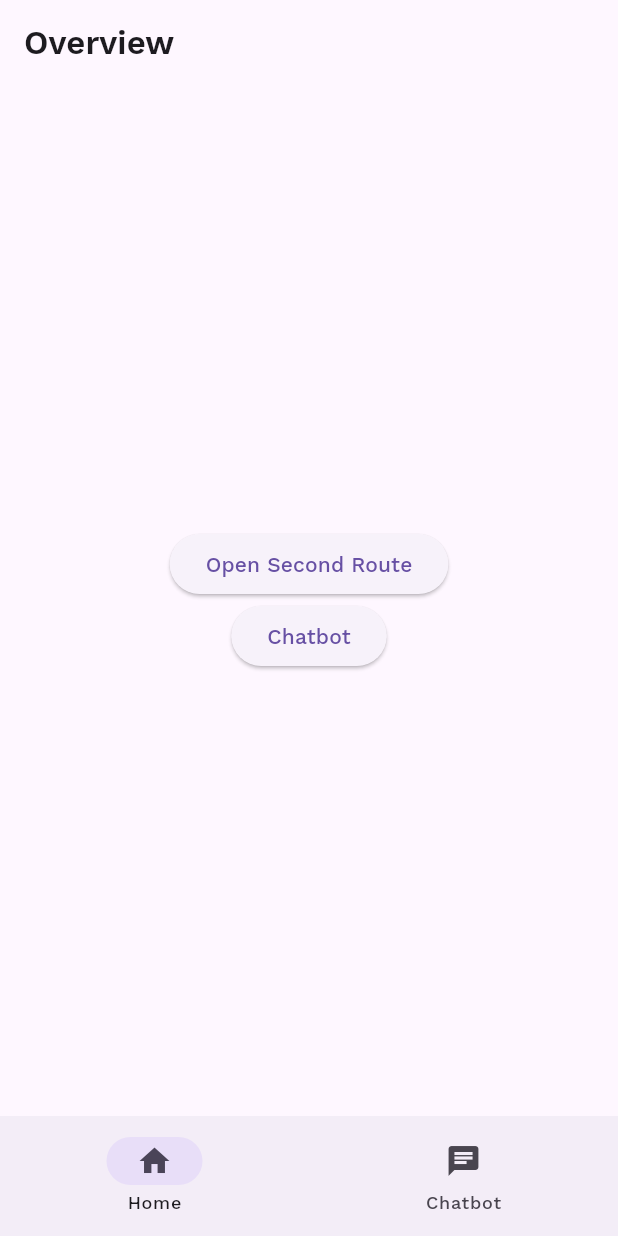
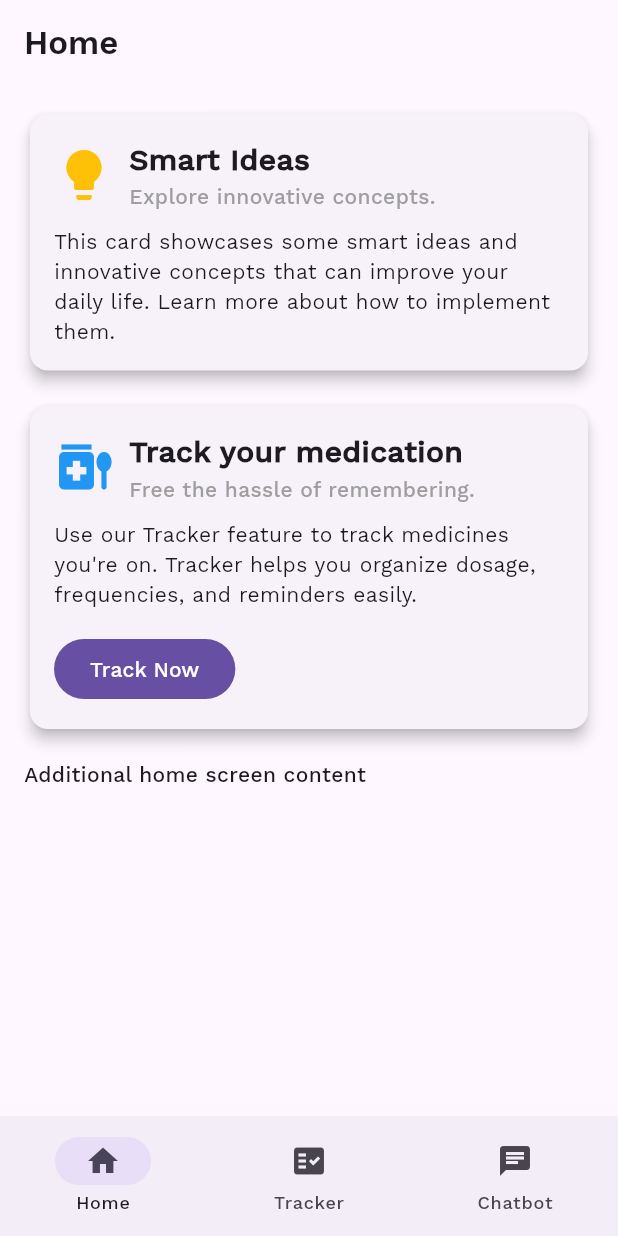
Before and after one commit to andergisomon/the-interns, a Flutter app: the screen it shows after launch, on a phone screen of 412 x 824 dp. Run offline on Flutter 3.47's test engine with Material 3 defaults, Android fonts, the phone set to English and light mode, and no system bars; our stand-ins replace flutter_markdown, loading_animation_widget, shared_preferences.

Commit message:
One last push before leaving branch stale

```diff
--- a/flutter_application_1/lib/home_screen.dart
+++ b/flutter_application_1/lib/home_screen.dart
@@ -8,29 +8,111 @@ class HomeScreen extends StatelessWidget {
   @override
   Widget build(BuildContext context) {
     return Scaffold(
-      appBar: AppBar(title: const Text('Overview')),
-      body: Center(
+      appBar: AppBar(
+        title: const Text('Home'),
+      ),
+      body: SingleChildScrollView(
+        padding: const EdgeInsets.all(16.0),
         child: Column(
-          mainAxisAlignment: MainAxisAlignment.center,
-          children: [
-            ElevatedButton(
-              child: const Text('Open Second Route'),
-              onPressed: () {
-                Navigator.push(
-                  context,
-                  MaterialPageRoute(builder: (context) => const SecondRoute()),
-                );
-              },
+          crossAxisAlignment: CrossAxisAlignment.stretch,
+          children: <Widget>[
+            Card(
+              elevation: 4,
+              child: Padding(
+                padding: const EdgeInsets.all(16.0),
+                child: Column(
+                  crossAxisAlignment: CrossAxisAlignment.start,
+                  children: <Widget>[
+                    Row(
+                      children: [
+                        const Icon(Icons.lightbulb, size: 40, color: Colors.amber),
+                        const SizedBox(width: 10),
+                        Expanded(
+                          child: Column(
+                            crossAxisAlignment: CrossAxisAlignment.start,
+                            children: const [
+                              Text(
+                                'Smart Ideas',
+                                style: TextStyle(
+                                  fontSize: 20,
+                                  fontWeight: FontWeight.bold,
+                                ),
+                              ),
+                              Text(
+                                'Explore innovative concepts.',
+                                style: TextStyle(fontSize: 14, color: Colors.grey),
+                              ),
+                            ],
+                          ),
+                        ),
+                      ],
+                    ),
+                    const SizedBox(height: 10),
+                    const Text(
+                      'This card showcases some smart ideas and innovative concepts that can improve your daily life. Learn more about how to implement them.',
+                      style: TextStyle(fontSize: 14, fontFamily: 'Work Sans'),
+                    ),
+                  ],
+                ),
+              ),
             ),
-            ElevatedButton(
-              child: const Text('Chatbot'),
-              onPressed: () {
-                Navigator.push(
-                  context,
-                  MaterialPageRoute(builder: (context) => const ChatbotScreen()),
-                );
-              },
+            const SizedBox(height: 16),
+           Card(
+              elevation: 4,
+              child: Padding(
+                padding: const EdgeInsets.all(16.0),
+                child: Column(
+                  crossAxisAlignment: CrossAxisAlignment.start,
+                  children: <Widget>[
+                    Row(
+                      children: [
+                        const Icon(Icons.medication_liquid, size: 40, color: Colors.blue),
+                        const SizedBox(width: 10),
+                        Expanded(
+                          child: Column(
+                            crossAxisAlignment: CrossAxisAlignment.start,
+                            children: const [
+                              Text(
+                                'Track your medication',
+                                style: TextStyle(
+                                  fontSize: 20,
+                                  fontWeight: FontWeight.bold,
+                                ),
+                              ),
+                              Text(
+                                'Free the hassle of remembering.',
+                                style: TextStyle(fontSize: 14, color: Colors.grey),
+                              ),
+                            ],
+                          ),
+                        ),
+                      ],
+                    ),
+                    const SizedBox(height: 10),
+                    const Text(
+                      "Use our Tracker feature to track medicines you're on. Tracker helps you organize dosage, frequencies, and reminders easily.",
+                      style: TextStyle(fontSize: 14, fontFamily: 'Work Sans'),
+                    ),
+                    const SizedBox(height: 16), // Add some space before the button
+                    Align(
+                      alignment: Alignment.bottomLeft,
+                      child: FilledButton(
+                        onPressed: () {
+                            Navigator.pushReplacement(
+                              context,
+                              MaterialPageRoute(builder: (context) => const ChatbotScreen()),
+                            ); // Go to tracker
+                        },
+                        child: const Text('Track Now'),
+                      ),
+                    ),
+                  ],
+                ),
+              ),
             ),
+            const SizedBox(height: 16),
+            // Add more widgets here if needed
+            const Text('Additional home screen content'),
           ],
         ),
       ),
--- a/flutter_application_1/lib/main.dart
+++ b/flutter_application_1/lib/main.dart
@@ -3,6 +3,7 @@
 import 'package:flutter/material.dart';
 import 'home_screen.dart';
 import 'chatbot_screen.dart';
+import 'second_route.dart';
 
 void main() {
   runApp(MyApp());
@@ -16,10 +17,13 @@ class MyApp extends StatefulWidget {
 }
 
 class _MyAppState extends State<MyApp> {
+  OverlayEntry? overlayEntry;
+
   int _selectedIndex = 0;
 
   static const List<Widget> _widgetOptions = <Widget>[
     HomeScreen(),
+    Tracker(),
     ChatbotScreen(),
     // Add more screens here
   ];
@@ -60,6 +64,10 @@ class _MyAppState extends State<MyApp> {
               label: 'Home',
             ),
             NavigationDestination(
+              icon: Icon(Icons.fact_check),
+              label: 'Tracker',
+            ),
+            NavigationDestination(
               icon: Icon(Icons.chat),
               label: 'Chatbot',
             ),
--- a/flutter_application_1/lib/second_route.dart
+++ b/flutter_application_1/lib/second_route.dart
@@ -1,16 +1,20 @@
 import 'package:flutter/material.dart';
+import 'home_screen.dart';
 
-class SecondRoute extends StatelessWidget {
-  const SecondRoute({super.key});
+class Tracker extends StatelessWidget {
+  const Tracker({super.key});
 
   @override
   Widget build(BuildContext context) {
     return Scaffold(
-      appBar: AppBar(title: const Text('Second Route')),
+      appBar: AppBar(title: const Text('Medication Tracker')),
       body: Center(
         child: ElevatedButton(
           onPressed: () {
-            Navigator.pop(context);
+                            Navigator.push(
+                              context,
+                              MaterialPageRoute(builder: (context) => const HomeScreen()),
+                            );
           },
           child: const Text('Go back!'),
         ),
```
Also changed, not shown: 2 other files.
